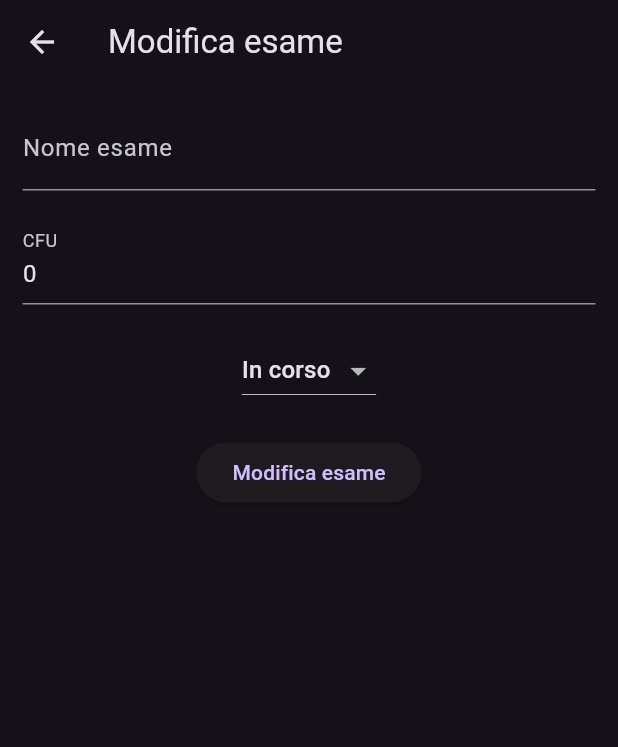
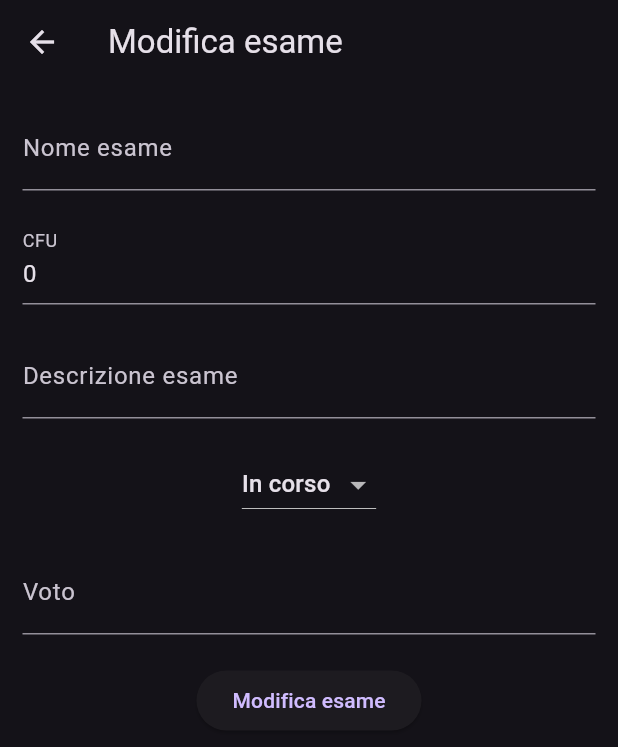
Before and after one commit to vale-02/Programmazione-Mobile, a Flutter app: the WorkplaceEditexam screen opened directly with empty values, on a phone screen of 412 x 824 dp. Shown: the top 747 px of the screen. Run offline on Flutter 3.47's test engine with Material 3 defaults, Android fonts, the phone set to English and light mode, and no system bars; our stand-ins replace flutter_dotenv, google_generative_ai, hive, hive_flutter; accounts and stored records are empty; network calls fail.

Commit message:
Modifica modello esame con aggiunta di voto e descrizione esame e aggiunta generazione automatica della descrizione con l'API di Gemini

```diff
--- a/brainiac/lib/main.dart
+++ b/brainiac/lib/main.dart
@@ -2,12 +2,16 @@ import 'package:brainiac/model/exam.dart';
 import 'package:brainiac/workplace/workplace_screen.dart';
 import 'package:flutter/material.dart';
 import 'package:hive_flutter/hive_flutter.dart';
+import 'package:flutter_dotenv/flutter_dotenv.dart';
 
 void main() async {
   //Inizializzazione database Hive
   WidgetsFlutterBinding.ensureInitialized();
   await Hive.initFlutter();
   Hive.registerAdapter(ExamAdapter());
+
+  //Inizializzazione file .env
+  await dotenv.load(fileName: ".env");
 
   runApp(const MyApp());
 }
--- a/brainiac/lib/model/exam.dart
+++ b/brainiac/lib/model/exam.dart
@@ -16,9 +16,17 @@ class Exam {
   @HiveField(3)
   final bool status;
 
+  @HiveField(4)
+  final int grade;
+
+  @HiveField(5)
+  final String description;
+
   Exam(
       {required this.id,
       required this.name,
       required this.cfu,
-      required this.status});
+      required this.status,
+      required this.grade,
+      required this.description});
 }
--- a/brainiac/lib/workplace/workplace_editexam.dart
+++ b/brainiac/lib/workplace/workplace_editexam.dart
@@ -9,11 +9,15 @@ class WorkplaceEditexam extends StatefulWidget {
       required this.id,
       required this.name,
       required this.cfu,
-      required this.status});
+      required this.status,
+      required this.grade,
+      required this.description});
   final int id;
   final String name;
   final int cfu;
   final bool status;
+  final int grade;
+  final String description;
 
   @override
   State<WorkplaceEditexam> createState() => _WorkplaceEditexam();
@@ -23,12 +27,18 @@ class _WorkplaceEditexam extends State<WorkplaceEditexam> {
   final TextEditingController _nameController = TextEditingController();
   final TextEditingController _cfuController = TextEditingController();
   late bool _statusController;
+  final TextEditingController _gradeController = TextEditingController();
+  final TextEditingController _descriptionController = TextEditingController();
 
   @override
   void initState() {
     _nameController.text = widget.name;
     _cfuController.text = widget.cfu.toString();
     _statusController = widget.status;
+    widget.grade == 0
+        ? _gradeController.text = ''
+        : _gradeController.text = widget.grade.toString();
+    _descriptionController.text = widget.description;
 
     super.initState();
   }
@@ -37,6 +47,8 @@ class _WorkplaceEditexam extends State<WorkplaceEditexam> {
   void dispose() {
     _nameController.dispose();
     _cfuController.dispose();
+    _gradeController.dispose();
+    _descriptionController.dispose();
     super.dispose();
   }
 
@@ -74,6 +86,19 @@ class _WorkplaceEditexam extends State<WorkplaceEditexam> {
               SizedBox(
                 height: 20,
               ),
+              SingleChildScrollView(
+                child: TextField(
+                  controller: _descriptionController,
+                  decoration: InputDecoration(
+                    labelText: 'Descrizione esame',
+                    hintText: widget.description,
+                  ),
+                  maxLines: null,
+                ),
+              ),
+              SizedBox(
+                height: 20,
+              ),
               DropdownButton<bool>(
                 value: _statusController,
                 onChanged: (bool? newValue) {
@@ -95,6 +120,18 @@ class _WorkplaceEditexam extends State<WorkplaceEditexam> {
               SizedBox(
                 height: 20,
               ),
+              TextField(
+                controller: _gradeController,
+                keyboardType: TextInputType.number,
+                inputFormatters: [
+                  FilteringTextInputFormatter.digitsOnly,
+                ],
+                decoration: InputDecoration(
+                    labelText: 'Voto', hintText: widget.grade.toString()),
+              ),
+              SizedBox(
+                height: 20,
+              ),
               ElevatedButton(
                 onPressed: () {
                   final value = Exam(
@@ -102,6 +139,8 @@ class _WorkplaceEditexam extends State<WorkplaceEditexam> {
                     name: _nameController.text,
                     cfu: int.parse(_cfuController.text),
                     status: _statusController,
+                    grade: int.parse(_gradeController.text),
+                    description: _descriptionController.text,
                   );
                   Hive.box('ExamBox').putAt(widget.id, value);
                   Navigator.pop(context);
--- a/brainiac/lib/workplace/workplace_screen.dart
+++ b/brainiac/lib/workplace/workplace_screen.dart
@@ -53,6 +53,8 @@ class WorkplaceScreen extends StatelessWidget {
                                 name: helper.name,
                                 cfu: helper.cfu,
                                 status: helper.status,
+                                grade: helper.grade,
+                                description: helper.description,
                               ),
                             ),
                           );
--- a/brainiac/pubspec.yaml
+++ b/brainiac/pubspec.yaml
@@ -37,6 +37,9 @@ dependencies:
   cupertino_icons: ^1.0.8
   hive: ^2.2.3
   hive_flutter: ^1.1.0
+  google_generative_ai: ^0.4.6
+  dotenv: ^4.2.0
+  flutter_dotenv: ^5.2.1
 
 dev_dependencies:
   flutter_test:
@@ -63,7 +66,8 @@ flutter:
   uses-material-design: true
 
   # To add assets to your application, add an assets section, like this:
-  # assets:
+  assets:
+    - .env
   #   - images/a_dot_burr.jpeg
   #   - images/a_dot_ham.jpeg
 
```
Also changed, not shown: brainiac/lib/workplace/workplace_addexam.dart (+33 -0 lines), brainiac/lib/model/exam.g.dart, brainiac/pubspec.lock, 1 other file.
